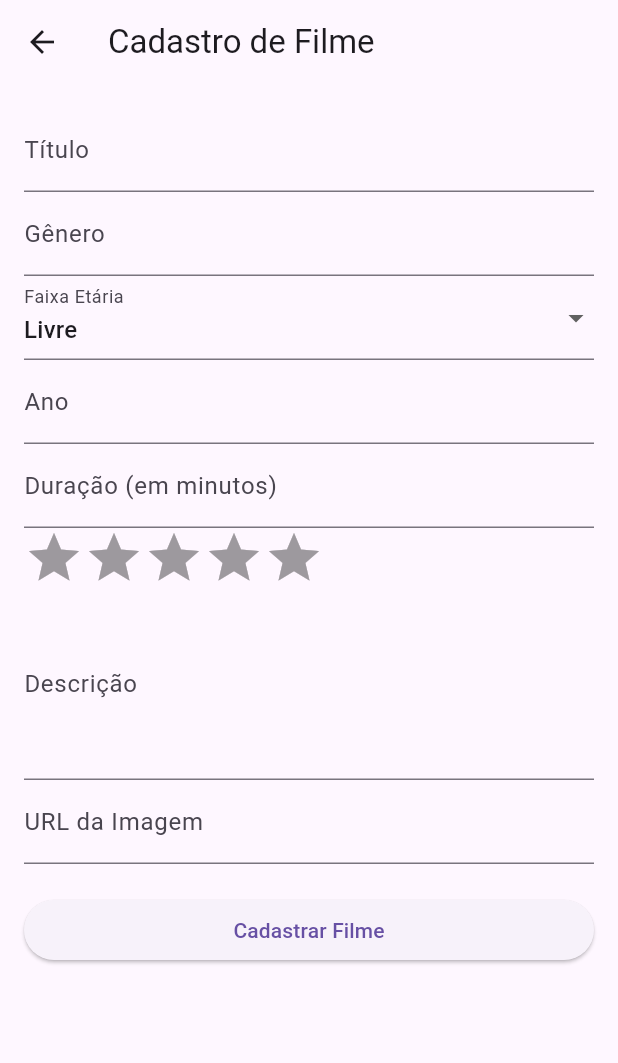
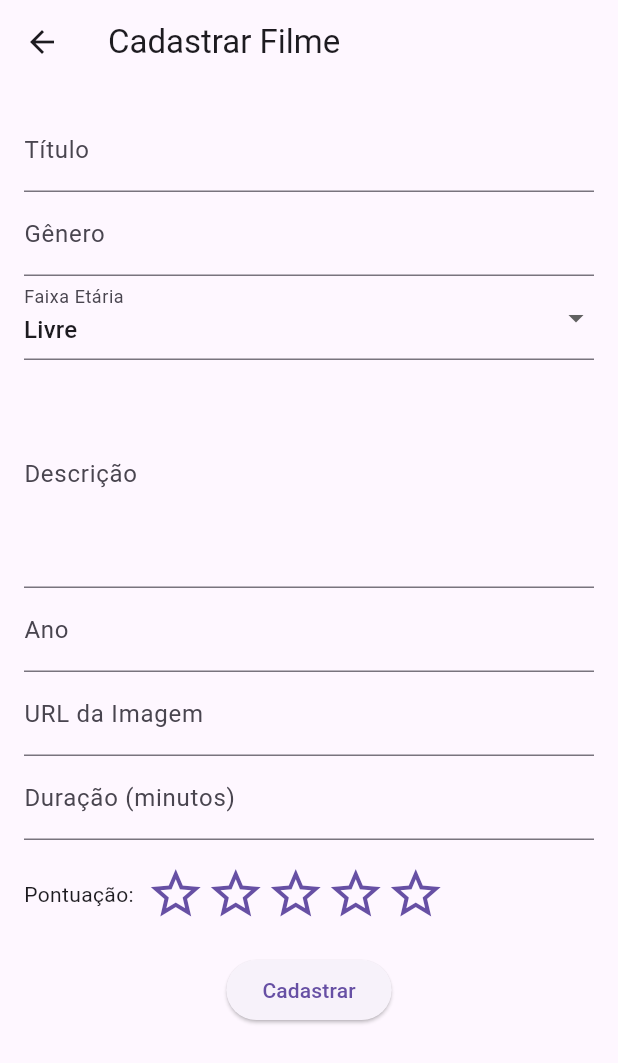
Before and after one commit to Jessikaqueiroz/Lista-de-Filme-, a Flutter app: the screen it shows after launch, after a tap on the "add" icon, on a phone screen of 412 x 824 dp. Shown: the top 1063 px of the screen. Run offline on Flutter 3.47's test engine with Material 3 defaults, Android fonts, the phone set to English and light mode, and no system bars; drawn by our look-alikes of flutter_rating_bar; our stand-ins replace smooth_star_rating_null_safety, sqflite; accounts and stored records are empty.

```diff
--- a/lib/cadastro_filme_page.dart
+++ b/lib/cadastro_filme_page.dart
@@ -1,12 +1,12 @@
 import 'package:flutter/material.dart';
-import 'package:flutter_rating_bar/flutter_rating_bar.dart';
 import 'package:flutter_application_1/filme.dart';
-import 'package:shared_preferences/shared_preferences.dart';
+import 'package:smooth_star_rating_null_safety/smooth_star_rating_null_safety.dart';
 
 class CadastroFilmePage extends StatefulWidget {
   final Function(Filme) onSubmit;
+  final Filme? filme;
 
-  CadastroFilmePage({required this.onSubmit});
+  CadastroFilmePage({required this.onSubmit, this.filme});
 
   @override
   _CadastroFilmePageState createState() => _CadastroFilmePageState();
@@ -14,24 +14,47 @@ class CadastroFilmePage extends StatefulWidget {
 
 class _CadastroFilmePageState extends State<CadastroFilmePage> {
   final _formKey = GlobalKey<FormState>();
-  String titulo = '';
-  String genero = '';
-  String faixaEtaria = 'Livre';
-  double pontuacao = 0;
-  String descricao = '';
-  int ano = 0;
-  String imageUrl = '';
-  int duracao = 0;
+  late String titulo;
+  late String genero;
+  late String faixaEtaria;
+  late double pontuacao;
+  late String descricao;
+  late int ano;
+  late String imageUrl;
+  late int duracao;
+
+  final List<String> faixaEtariaOptions = ['Livre', '10', '12', '14', '16', '18'];
+
+  @override
+  void initState() {
+    super.initState();
+    if (widget.filme != null) {
+      titulo = widget.filme!.titulo;
+      genero = widget.filme!.genero;
+      faixaEtaria = widget.filme!.faixaEtaria;
+      pontuacao = widget.filme!.pontuacao;
+      descricao = widget.filme!.descricao;
+      ano = widget.filme!.ano;
+      imageUrl = widget.filme!.imageUrl;
+      duracao = widget.filme!.duracao;
+    } else {
+      titulo = '';
+      genero = '';
+      faixaEtaria = 'Livre';
+      pontuacao = 0;
+      descricao = '';
+      ano = 0;
+      imageUrl = '';
+      duracao = 0;
+    }
+  }
 
   void _submitForm() {
     if (_formKey.currentState!.validate()) {
       _formKey.currentState!.save();
 
-    // Imprimir a URL da imagem para depuração
-    print('URL da Imagem: $imageUrl');
-
       Filme novoFilme = Filme(
-      id: DateTime.now().millisecondsSinceEpoch,
+        id: widget.filme?.id ?? DateTime.now().millisecondsSinceEpoch,
         titulo: titulo,
         genero: genero,
         faixaEtaria: faixaEtaria,
@@ -41,6 +64,7 @@ void _submitForm() {
         ano: ano,
         imageUrl: imageUrl,
       );
+
       widget.onSubmit(novoFilme);
       Navigator.of(context).pop();
     }
@@ -49,91 +73,178 @@ void _submitForm() {
   @override
   Widget build(BuildContext context) {
     return Scaffold(
-      appBar: AppBar(title: Text('Cadastro de Filme')),
+      appBar: AppBar(
+        title: Text(widget.filme == null ? 'Cadastrar Filme' : 'Alterar Filme'),
+      ),
       body: Padding(
-        padding: EdgeInsets.all(16.0),
+        padding: const EdgeInsets.all(16.0),
         child: Form(
           key: _formKey,
-          child: ListView(
+          child: SingleChildScrollView(
+            child: Column(
               children: [
+                // Campo para título
                 TextFormField(
+                  initialValue: titulo,
                   decoration: InputDecoration(labelText: 'Título'),
                   validator: (value) {
-                  if (value == null || value.isEmpty) {
-                    return 'Por favor, insira o título';
+                    if (value!.isEmpty) {
+                      return 'Informe o título';
                     }
                     return null;
                   },
-                onSaved: (value) => titulo = value!,
+                  onSaved: (value) {
+                    titulo = value!;
+                  },
                 ),
+
+                // Campo para gênero
                 TextFormField(
+                  initialValue: genero,
                   decoration: InputDecoration(labelText: 'Gênero'),
                   validator: (value) {
-                  if (value == null || value.isEmpty) {
-                    return 'Por favor, insira o gênero';
+                    if (value!.isEmpty) {
+                      return 'Informe o gênero';
                     }
                     return null;
                   },
-                onSaved: (value) => genero = value!,
+                  onSaved: (value) {
+                    genero = value!;
+                  },
                 ),
+
+                // Campo para faixa etária (DropDownButton)
                 DropdownButtonFormField<String>(
                   value: faixaEtaria,
-                items: ['Livre', '10', '12', '14', '16', '18']
-                    .map((e) => DropdownMenuItem(value: e, child: Text(e)))
-                    .toList(),
-                onChanged: (value) => faixaEtaria = value!,
                   decoration: InputDecoration(labelText: 'Faixa Etária'),
+                  items: faixaEtariaOptions.map((String faixa) {
+                    return DropdownMenuItem<String>(
+                      value: faixa,
+                      child: Text(faixa),
+                    );
+                  }).toList(),
+                  onChanged: (value) {
+                    setState(() {
+                      faixaEtaria = value!;
+                    });
+                  },
+                  onSaved: (value) {
+                    faixaEtaria = value!;
+                  },
+                  validator: (value) {
+                    if (value == null || value.isEmpty) {
+                      return 'Escolha a faixa etária';
+                    }
+                    return null;
+                  },
                 ),
+
+                // Campo para descrição (com maxLines)
                 TextFormField(
+                  initialValue: descricao,
+                  decoration: InputDecoration(labelText: 'Descrição'),
+                  validator: (value) {
+                    if (value!.isEmpty) {
+                      return 'Informe uma descrição';
+                    }
+                    return null;
+                  },
+                  onSaved: (value) {
+                    descricao = value!;
+                  },
+                  maxLines: 5,  // Permitir até 5 linhas de texto
+                ),
+
+                // Campo para ano
+                TextFormField(
+                  initialValue: ano != 0 ? ano.toString() : '',
                   decoration: InputDecoration(labelText: 'Ano'),
                   keyboardType: TextInputType.number,
                   validator: (value) {
-                  if (value == null || value.isEmpty) {
-                    return 'Por favor, insira o ano';
+                    if (value!.isEmpty) {
+                      return 'Informe o ano';
                     }
                     return null;
                   },
-                onSaved: (value) => ano = int.parse(value!),
+                  onSaved: (value) {
+                    ano = int.parse(value!);
+                  },
                 ),
-              // Campo para a duração (em minutos)
+
+                // Campo para imagem (URL)
                 TextFormField(
-                decoration: InputDecoration(labelText: 'Duração (em minutos)'),
-                keyboardType: TextInputType.number,
+                  initialValue: imageUrl,
+                  decoration: InputDecoration(labelText: 'URL da Imagem'),
                   validator: (value) {
-                  if (value == null || value.isEmpty) {
-                    return 'Por favor, insira a duração do filme';
+                    if (value!.isEmpty) {
+                      return 'Informe a URL da imagem';
                     }
                     return null;
                   },
-                onSaved: (value) => duracao = int.parse(value!),
+                  onSaved: (value) {
+                    imageUrl = value!;
+                  },
                 ),
-              RatingBar.builder(
-                minRating: 0,
-                maxRating: 5,
-                itemBuilder: (context, _) => Icon(Icons.star, color: Colors.amber),
-                onRatingUpdate: (rating) => pontuacao = rating,
-              ),
+
+                // Campo para duração
                 TextFormField(
-                decoration: InputDecoration(labelText: 'Descrição'),
-                maxLines: 4,
-                onSaved: (value) => descricao = value!,
-              ),
-              TextFormField(
-                decoration: InputDecoration(labelText: 'URL da Imagem'),
+                  initialValue: duracao != 0 ? duracao.toString() : '',
+                  decoration: InputDecoration(labelText: 'Duração (minutos)'),
+                  keyboardType: TextInputType.number,
                   validator: (value) {
-                  if (value == null || value.isEmpty) {
-                    return 'Por favor, insira a URL da imagem';
+                    if (value!.isEmpty) {
+                      return 'Informe a duração';
                     }
                     return null;
                   },
-                onSaved: (value) => imageUrl = value!,
+                  onSaved: (value) {
+                    duracao = int.parse(value!);
+                  },
                 ),
+
+                // Campo para pontuação (SmoothStarRating)
+                SizedBox(height: 16),
+                Row(
+                  children: [
+                    Text('Pontuação:'),
+                    SizedBox(width: 8),
+                    SmoothStarRating(
+                      rating: pontuacao,
+                      size: 40,
+                      allowHalfRating: true, // Permitir meia estrela
+                      filledIconData: Icons.star,
+                      halfFilledIconData: Icons.star_half,
+                      defaultIconData: Icons.star_border,
+                      onRatingChanged: (value) {  // Usando o parâmetro correto
+                        setState(() {
+                          pontuacao = value;
+                        });
+                      },
+                    ),
+                  ],
+                ),
+
+                // Botão para salvar os dados
                 SizedBox(height: 20),
                 ElevatedButton(
-                child: Text('Cadastrar Filme'),
                   onPressed: _submitForm,
+                  child: Text(widget.filme == null ? 'Cadastrar' : 'Alterar'),
                 ),
+
+                // Exibindo os dados do filme (após cadastro)
+                if (widget.filme != null) ...[
+                  SizedBox(height: 20),
+                  Text('Dados do Filme:'),
+                  Text('Título: $titulo'),
+                  Text('Gênero: $genero'),
+                  Text('Faixa Etária: $faixaEtaria'),
+                  Text('Descrição: $descricao'),
+                  Text('Ano: $ano'),
+                  Text('Duração: $duracao minutos'),
+                  Text('Pontuação: $pontuacao'),
                 ],
+              ],
+            ),
           ),
         ),
       ),
```
Also changed, not shown: lib/home_screen.dart (+34 -4 lines). Lines whose indentation alone changed are shown as unchanged.
